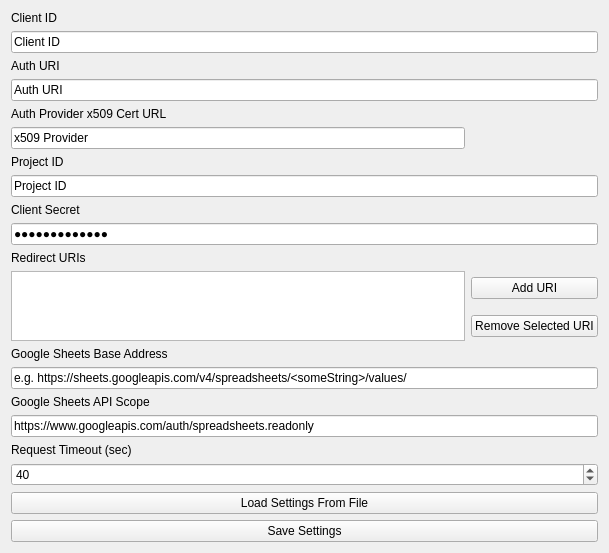
First picture: the form in Bridge/MasterRoute/masterroutesheetconfigwidget.ui, repository ademarest/GreenmileBridge, before the edit.
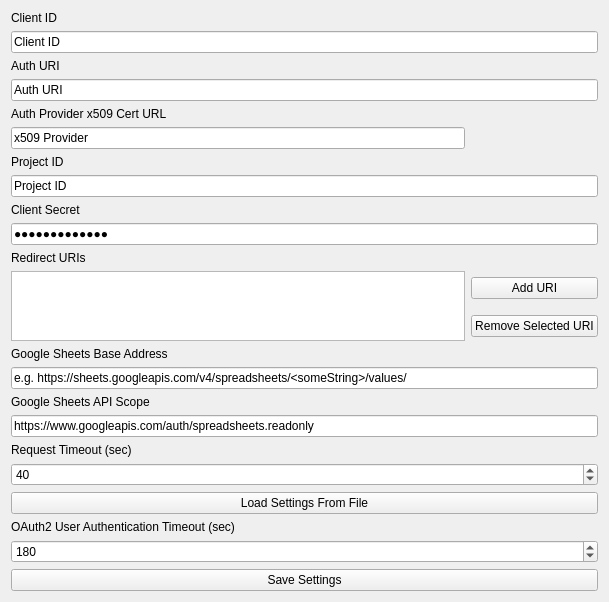
Second picture: the form after the edit.

Commit message: DEVEL: Refactored OAuth2 methods to work via signals and slots.

The edit to the form file:
```diff
--- a/Bridge/MasterRoute/masterroutesheetconfigwidget.ui
+++ b/Bridge/MasterRoute/masterroutesheetconfigwidget.ui
@@ -7,7 +7,7 @@
     <x>0</x>
     <y>0</y>
     <width>609</width>
-    <height>496</height>
+    <height>544</height>
    </rect>
   </property>
   <property name="windowTitle">
@@ -124,7 +124,7 @@
      </property>
     </widget>
    </item>
-   <item row="21" column="0" colspan="2">
+   <item row="23" column="0" colspan="2">
     <widget class="QPushButton" name="saveSettingsPushButton">
      <property name="text">
       <string>Save Settings</string>
@@ -186,6 +186,26 @@
      </property>
     </widget>
    </item>
+   <item row="22" column="0" colspan="2">
+    <widget class="QSpinBox" name="oauth2UserTimeoutSpinBox">
+     <property name="minimum">
+      <number>40</number>
+     </property>
+     <property name="maximum">
+      <number>9001</number>
+     </property>
+     <property name="value">
+      <number>180</number>
+     </property>
+    </widget>
+   </item>
+   <item row="21" column="0" colspan="2">
+    <widget class="QLabel" name="oauth2UserTimerout">
+     <property name="text">
+      <string>OAuth2 User Authentication Timeout (sec)</string>
+     </property>
+    </widget>
+   </item>
   </layout>
  </widget>
  <tabstops>
```
Left out of the diff: 159 changed lines with no effect on the pictures. The commit also changes 5 other files.
